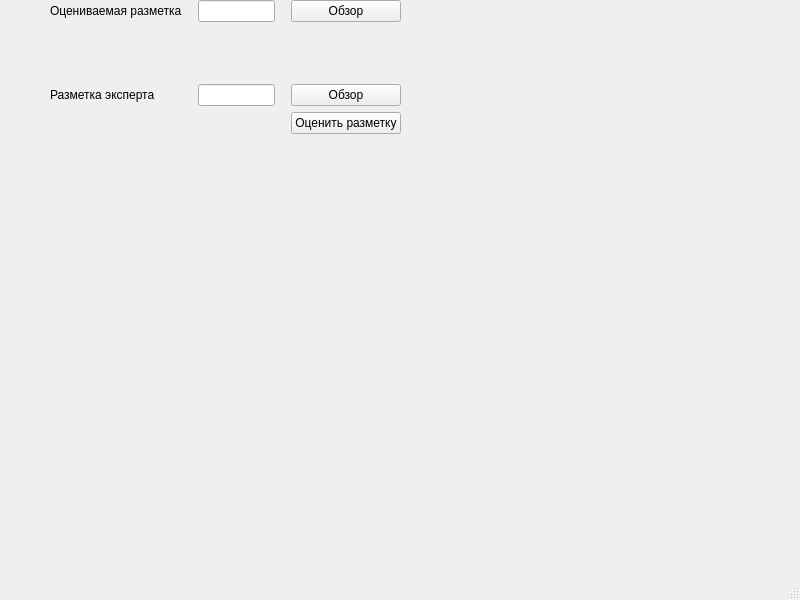
Indevem/medical-imaging-evaluation, file application/mainwindow.ui: the form before one commit.
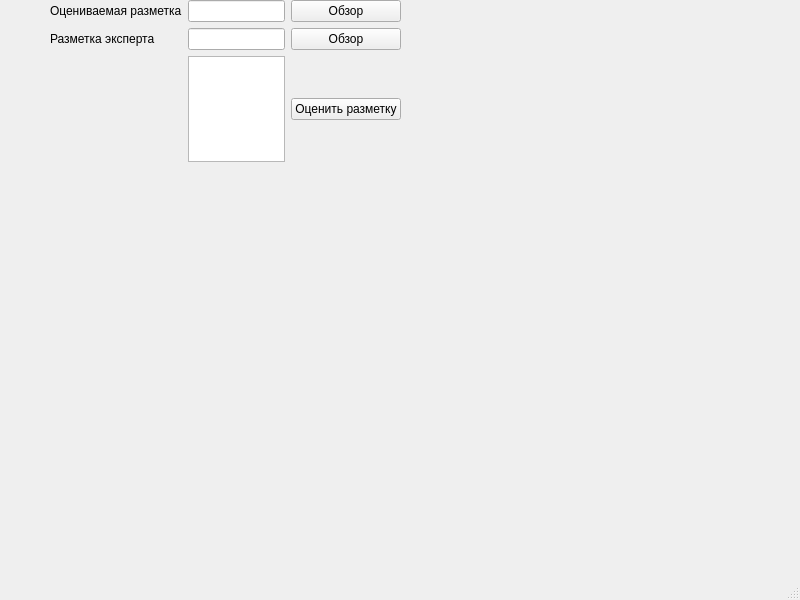
The form after the commit.

Commit message: doing smth with a table

What changed in the file:
```diff
--- a/application/mainwindow.ui
+++ b/application/mainwindow.ui
@@ -20,10 +20,13 @@
       <x>50</x>
       <y>0</y>
       <width>351</width>
-      <height>134</height>
+      <height>162</height>
      </rect>
     </property>
     <layout class="QGridLayout" name="gridLayout">
+     <item row="3" column="2">
+      <widget class="QLineEdit" name="path_expert_line"/>
+     </item>
      <item row="3" column="4">
       <widget class="QPushButton" name="explore_path_expert">
        <property name="text">
@@ -54,6 +57,13 @@
        </property>
       </spacer>
      </item>
+     <item row="5" column="4">
+      <widget class="QPushButton" name="evaluate_button">
+       <property name="text">
+        <string>Оценить разметку</string>
+       </property>
+      </widget>
+     </item>
      <item row="1" column="1">
       <spacer name="horizontalSpacer">
        <property name="orientation">
@@ -94,15 +104,21 @@
        </property>
       </widget>
      </item>
-     <item row="4" column="4">
-      <widget class="QPushButton" name="evaluate_button">
-       <property name="text">
-        <string>Оценить разметку</string>
+     <item row="4" column="2">
+      <spacer name="verticalSpacer_2">
+       <property name="orientation">
+        <enum>Qt::Vertical</enum>
        </property>
-      </widget>
+       <property name="sizeHint" stdset="0">
+        <size>
+         <width>20</width>
+         <height>40</height>
+        </size>
+       </property>
+      </spacer>
      </item>
-     <item row="3" column="2">
-      <widget class="QLineEdit" name="path_expert_line"/>
+     <item row="5" column="2">
+      <widget class="QTableWidget" name="resalts_table"/>
      </item>
     </layout>
    </widget>
```
The commit also changes 2 other files.
